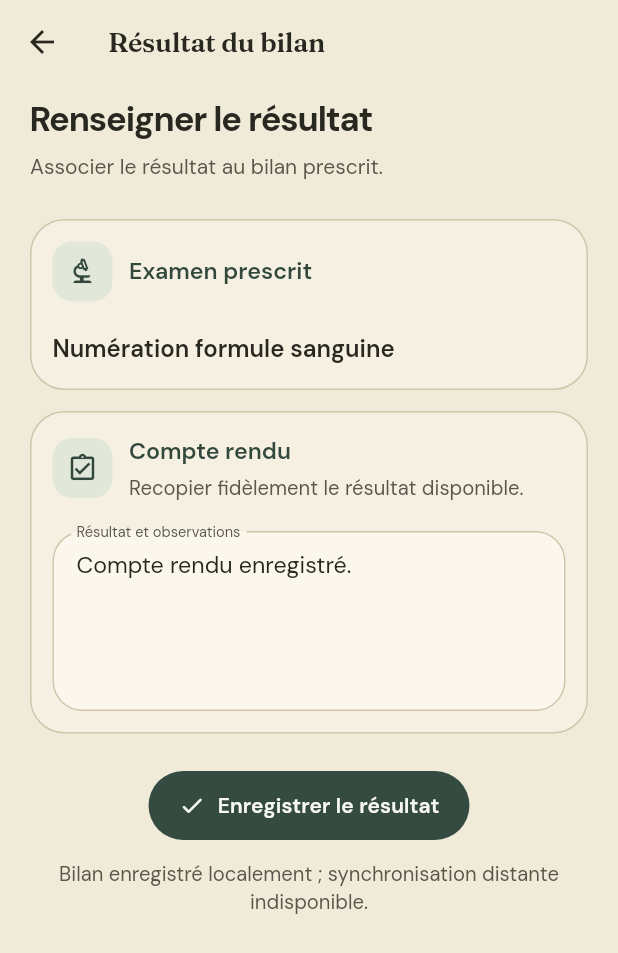
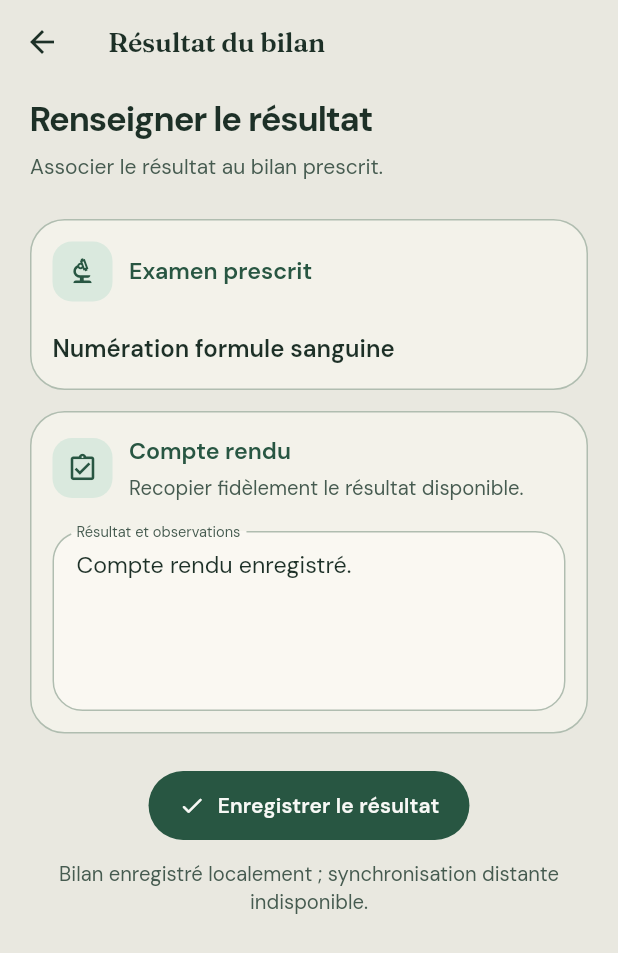
Before and after one commit to taogoulahtihamy-gif/medisuivi-flutter, a Flutter app: the ExamEditorScreen screen opened directly with sample values from the repository, on a phone screen of 412 x 824 dp. Shown: the top 953 px of the screen. Run offline on Flutter 3.47's test engine with Material 3 defaults, Android fonts, the phone set to English and light mode, and no system bars; our stand-ins replace drift, flutter_secure_storage, flutter_svg, google_fonts, image_picker, local_auth; missing offline and left inert: pointycastle, sqlite3; accounts and stored records are empty; generated files the repository leaves out were written again; key blocks and very long unbroken strings in the code were emptied for the run.

Commit message:
design(5M): replace harsh yellow-white palette with matte sage-and-linen tonal surfaces

```diff
--- a/lib/app/design_tokens.dart
+++ b/lib/app/design_tokens.dart
@@ -7,26 +7,28 @@ import 'package:google_fonts/google_fonts.dart';
 
 /// Palette de couleurs sémantiques — Nocturne Clinique
 abstract final class ClinicalColors {
-  // ===== MODE CLAIR — "Papier Encre" =====
-  static const Color lightBackground = Color(0xFFF0EBD9);
-  static const Color lightSurface = Color(0xFFF5F0E2);
-  static const Color lightSurfaceElevated = Color(0xFFFBF7EC);
-  static const Color lightInk = Color(0xFF292820);
-  static const Color lightInkMuted = Color(0xFF59564C);
-  static const Color lightInkSubtle = Color(0xFF6C675B);
-  static const Color lightBrandPrimary = Color(0xFF33483D);
+  // ===== MODE CLAIR — "Sauge & Lin" (surfaces mates à hiérarchie lisible) =====
+  static const Color lightBackground = Color(0xFFE9E8E0);
+  static const Color lightSurface = Color(0xFFF3F2EA);
+  static const Color lightSurfaceElevated = Color(0xFFFAF8F2);
+  static const Color lightInk = Color(0xFF1D3027);
+  static const Color lightInkMuted = Color(0xFF465B50);
+  static const Color lightInkSubtle = Color(0xFF52665A);
+  static const Color lightBrandPrimary = Color(0xFF285642);
   // Actions : olive profond, moins saturé que la couleur d'accent.
   // Fond et texte distincts pour conserver une lisibilité élevée.
-  static const Color lightActionFill = Color(0xFF354A40);
+  static const Color lightActionFill = Color(0xFF285642);
   static const Color darkActionFill = Color(0xFF3A5F4F);
   static const Color actionOnDarkFill = Color(0xFFF7F8F5);
-  static const Color lightBrandPrimarySoft = Color(0xFFE2E8D9);
-  static const Color lightAccentAmber = Color(0xFF785C18);
-  static const Color lightAccentAmberSoft = Color(0xFFEFE3BF);
-  static const Color lightCritical = Color(0xFFA43835);
-  static const Color lightCriticalSoft = Color(0xFFF1DCD4);
-  static const Color lightBorder = Color(0xFFD1C6AB);
-  static const Color lightBorderFocus = Color(0xFF425545);
+  static const Color lightBrandPrimarySoft = Color(0xFFDAE9DE);
+  static const Color lightAccentAmber = Color(0xFF79500B);
+  static const Color lightAccentAmberSoft = Color(0xFFF2E5CA);
+  static const Color lightCritical = Color(0xFF9C3836);
+  static const Color lightCriticalSoft = Color(0xFFF0DFDA);
+  static const Color lightBorder = Color(0xFFB0BDB0);
+  static const Color lightBorderFocus = Color(0xFF285642);
+  // Bordure des champs : >= 3:1 sur la surface de saisie.
+  static const Color lightBorderStrong = Color(0xFF7C907E);
   static const Color lightShadow = Color(0x141C1A18); // 8% opacity
   static const Color lightShadowStrong = Color(0x291C1A18); // 16% opacity
 
```
